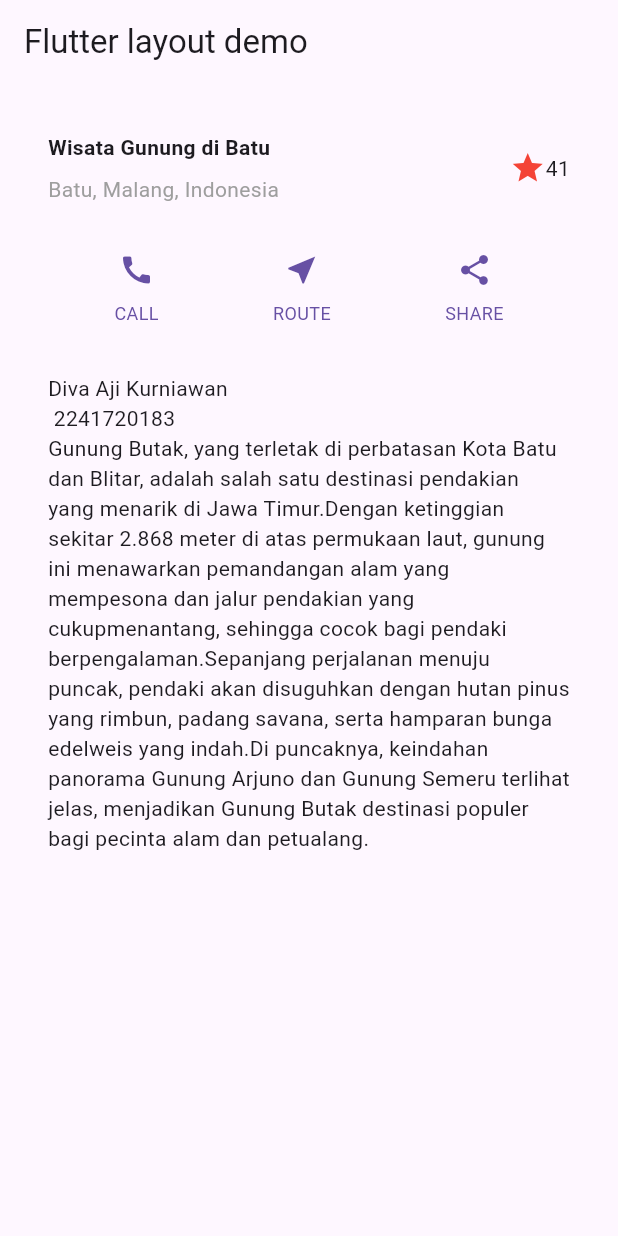
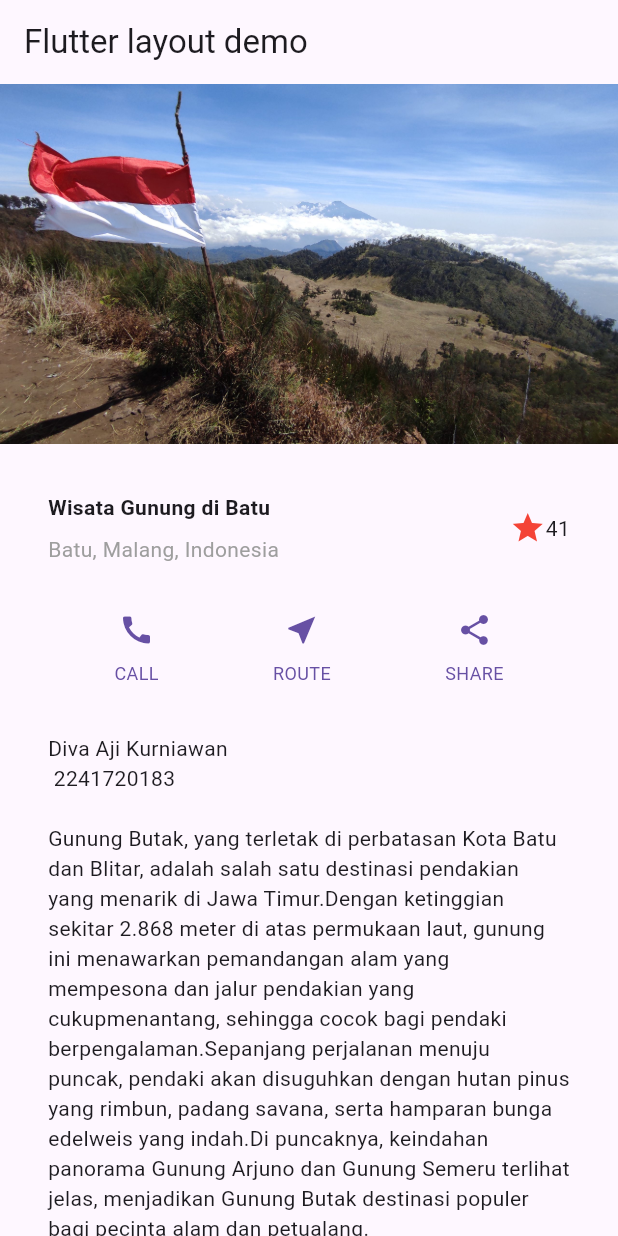
Before and after one commit to DivaAji/layout_flutter, a Flutter app: the screen it shows after launch, on a phone screen of 412 x 824 dp. Run offline on Flutter 3.47's test engine with Material 3 defaults, Android fonts, the phone set to English and light mode, and no system bars.

Commit message:
Praktikum 4

```diff
--- a/lib/main.dart
+++ b/lib/main.dart
@@ -59,7 +59,7 @@ class MyApp extends StatelessWidget {
     Widget textSection = Container(
       padding: const EdgeInsets.all(32),
       child: const Text(
-        'Diva Aji Kurniawan \n 2241720183 \n'
+        'Diva Aji Kurniawan \n 2241720183 \n\n'
         'Gunung Butak, yang terletak di perbatasan Kota Batu dan Blitar, adalah salah satu destinasi pendakian yang menarik di Jawa Timur.'
         'Dengan ketinggian sekitar 2.868 meter di atas permukaan laut, gunung ini menawarkan pemandangan alam yang mempesona dan jalur pendakian yang cukup'
         'menantang, sehingga cocok bagi pendaki berpengalaman.'
@@ -75,8 +75,14 @@ class MyApp extends StatelessWidget {
         appBar: AppBar(
           title: const Text('Flutter layout demo'),
         ),
-        body: Column(
+        body: ListView(
           children: [
+            Image.asset(
+              'images/gunung_butak.jpg',
+              width: 600,
+              height: 240,
+              fit: BoxFit.cover,
+            ),
             titleSection,
             buttonSection,
             textSection,
```
Also changed, not shown: pubspec.yaml (+2 -5 lines), images/4.1.png (added), images/4.2.png (added), images/4.3.png (added), images/gunung_butak.jpg (added), images/output4.png (added), 1 other file.
